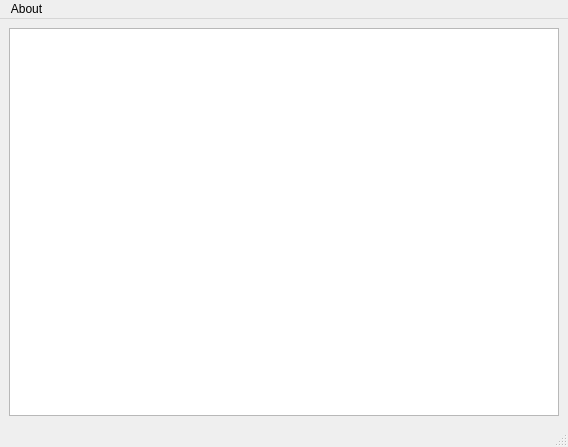
Old version of the form src/mainwindow.ui in the repository zdenop/Qt-Leptonica.
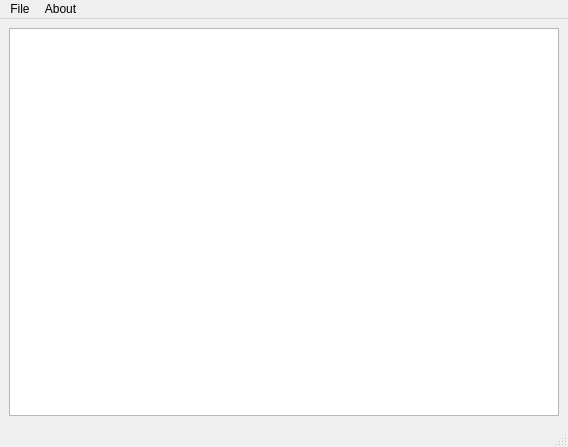
New version of the form.

```diff
--- a/src/mainwindow.ui
+++ b/src/mainwindow.ui
@@ -40,6 +40,12 @@
     <addaction name="actionAbout"/>
     <addaction name="actionAbout_Qt"/>
    </widget>
+   <widget class="QMenu" name="menuFile">
+    <property name="title">
+     <string>File</string>
+    </property>
+   </widget>
+   <addaction name="menuFile"/>
    <addaction name="menuAbout"/>
   </widget>
   <widget class="QStatusBar" name="statusbar"/>
```
